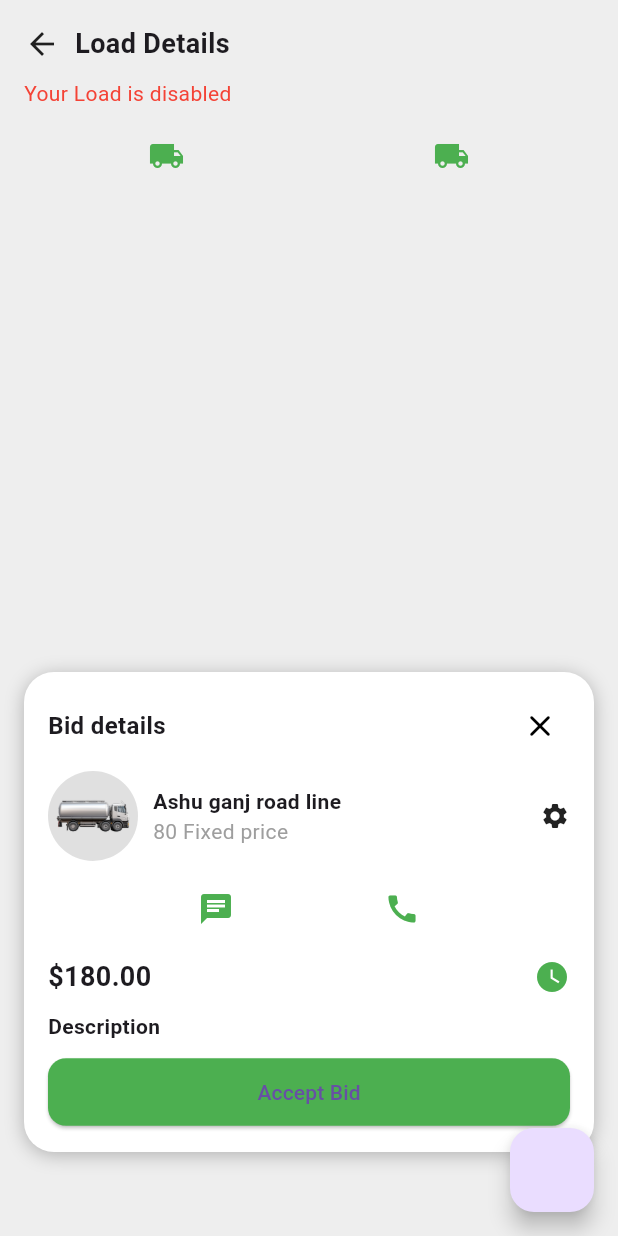
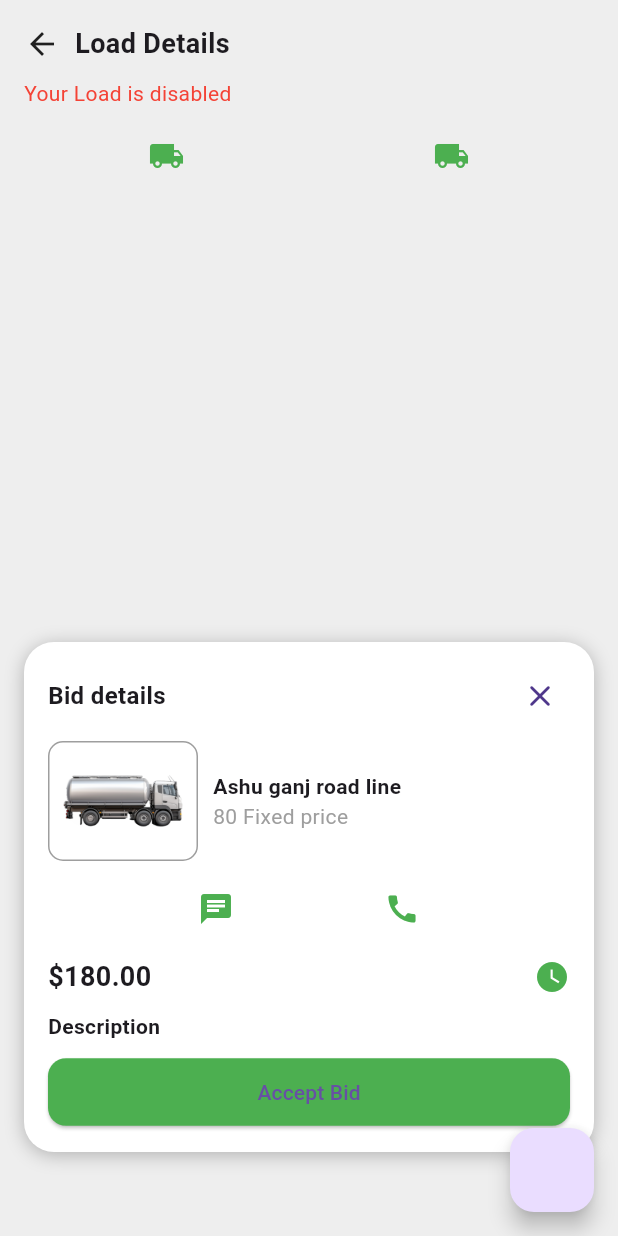
Before and after one commit to Ahmad163563/day02project, a Flutter app: the screen it shows after launch, on a phone screen of 412 x 824 dp. Run offline on Flutter 3.47's test engine with Material 3 defaults, Android fonts, the phone set to English and light mode, and no system bars.

Commit message:
working on update

```diff
--- a/lib/view/page 6.dart
+++ b/lib/view/page 6.dart
@@ -88,7 +88,6 @@ class _Page6State extends State<Page6> {
                       Spacer(),
                       CircleAvatar(
                         backgroundColor: Colors.white,
-                          foregroundColor: Colors.black,
                           child: IconButton(onPressed: (){}, icon: Icon(Icons.close_rounded)))
                     ],
                   ),
@@ -97,11 +96,14 @@ class _Page6State extends State<Page6> {
                   // Image + Text
                   Row(
                     children: [
-                      CircleAvatar(
-                        radius: 30,
-                        backgroundColor: Colors.grey.shade300,
-                        child: Image.asset('assets/tanker.webp')//Icon(Icons.local_shipping, size: 30),
-                      ),
+                      Container(
+                       height: 80,
+                          width: 100,
+                          decoration: BoxDecoration(
+                        borderRadius: BorderRadius.circular(10),
+                            border: Border.all(color: Colors.grey)
+                          ),
+                          child: Image.asset('assets/tanker.webp')),
                       SizedBox(width: 10),
                       Column(
                         crossAxisAlignment: CrossAxisAlignment.start,
@@ -112,8 +114,7 @@ class _Page6State extends State<Page6> {
                               style: TextStyle(color: Colors.grey)),
                         ],
                       ),
-                      Spacer(),
-                      Icon(Icons.settings, size: 20),
+
                     ],
                   ),
 
```
